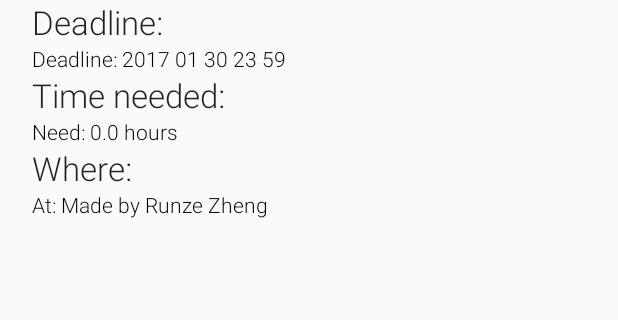
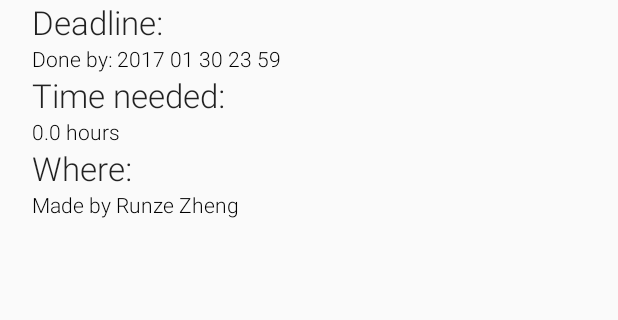
Before and after one commit to RunzeZheng/autoPlanner, an Android app: the screen it shows after launch (DetailView), after a tap on "Welcome to auto planner! There is no tas", on a phone screen of 412 x 824 dp, the part 229-549 px from its top. Run offline under Robolectric (Android 15) with nearby library versions, the phone set to English and light mode, and no system bars; 2 statements that could not run were skipped.

Commit message:
changed deadline text and location text

```diff
--- a/app/src/main/java/com/autoplanner/RecyclerAdapter.java
+++ b/app/src/main/java/com/autoplanner/RecyclerAdapter.java
@@ -83,13 +83,13 @@ public class RecyclerAdapter extends RecyclerView.Adapter<RecyclerAdapter.TaskHo
 
         public void bindTask(String what, String when, Double duration, String where, Boolean mode) {
             mItemWhat.setText(what);
-            String leadingWord = "Deadline: ";
+            String leadingWord = "Done by: ";
             if (mode){
                 leadingWord = "Staring at: ";
             }
             mItemDeadline.setText(leadingWord + when);
-            mItemDuration.setText("Need: " + duration.toString() + " hours");
-            mItemWhere.setText("At: " + where);
+            mItemDuration.setText(duration.toString() + " hours");
+            mItemWhere.setText(where);
         }
     }
 
```
